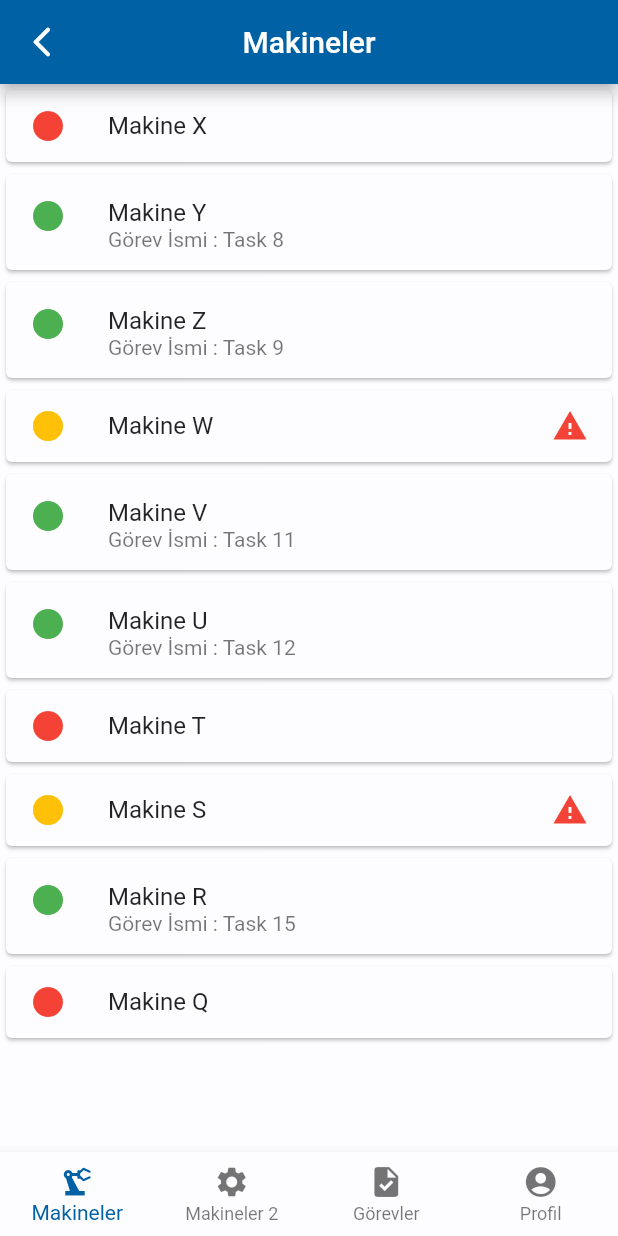
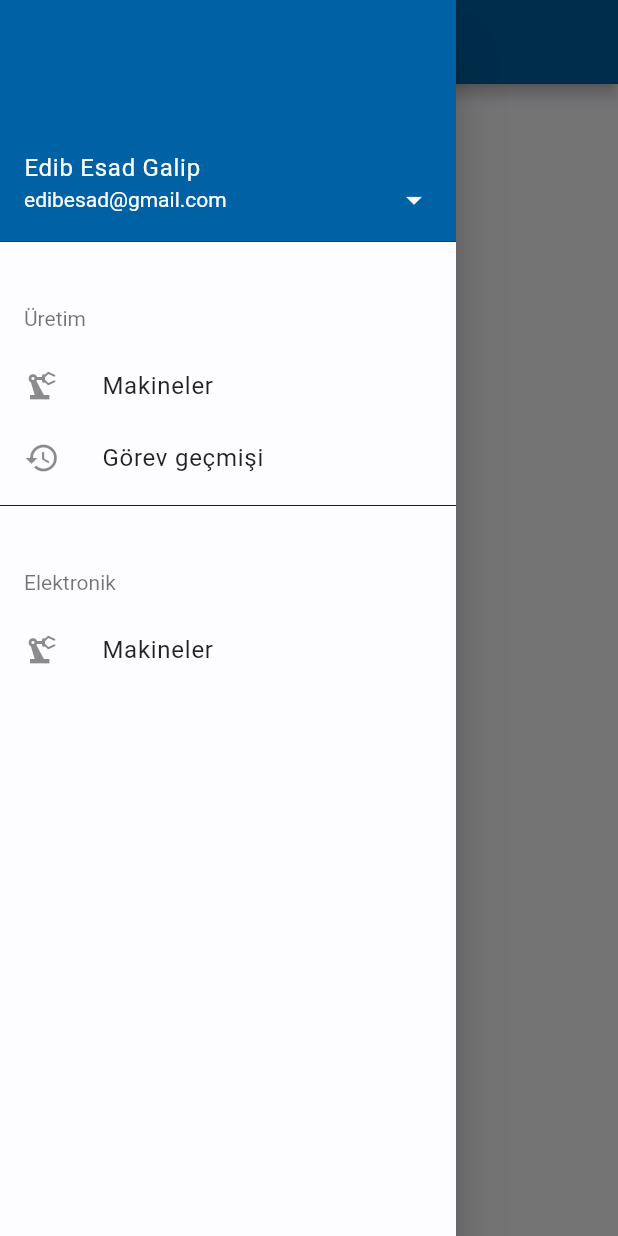
Before and after one commit to edibesad/enelsis, a Flutter app: the HomePage screen opened by its route, with the side drawer open (before the commit the screen has no drawer), on a phone screen of 412 x 824 dp. Run offline on Flutter 3.47's test engine with Material 2 defaults, Android fonts, the phone set to English and light mode, and no system bars; our stand-ins replace flutter_screenutil, get; missing offline and left inert: mobile_scanner, omni_datetime_picker; Roboto replaces fonts that are missing (.AppleSystemUIFont).

Commit message:
drawera geçildi

```diff
--- /dev/null
+++ b/lib/controller/home_controller.dart
@@ -0,0 +1,12 @@
+import 'package:flutter/material.dart';
+import 'package:get/get.dart';
+
+class HomeController extends GetxController {
+  Rx<Widget> homePage = Rx<Widget>(
+    const Center(
+      child: Text("Hoş Geldiniz!"),
+    ),
+  );
+
+  var pageTitle = "Hoşgeldiniz".obs;
+}
--- a/lib/views/home_page/home_page.dart
+++ b/lib/views/home_page/home_page.dart
@@ -1,11 +1,8 @@
+import 'package:enelsis/controller/home_controller.dart';
 import 'package:enelsis/controller/login_controller.dart';
-import 'package:enelsis/views/machines_production_page/machines_production_page.dart';
-import 'package:enelsis/views/machines_electonic_page/machines_electronic_page.dart';
-import 'package:enelsis/views/tasks_page/tasks_page.dart';
+import 'package:enelsis/views/home_page/widgets/app_drawer.dart';
 import 'package:flutter/material.dart';
 import 'package:get/get.dart';
-
-import '../profile_page/profile_page.dart';
 
 class HomePage extends StatefulWidget {
   const HomePage({super.key});
@@ -23,44 +20,15 @@ class _HomePageState extends State<HomePage> {
     loginController = Get.put(LoginController());
   }
 
-  List<Widget> pages = [
-    const MachinesProductionPage(),
-    MachinesElectronicPage(),
-    const TasksPage(),
-    const ProfilePage()
-  ];
-  List<String> titles = const [
-    "Makineler",
-    "Makineler 2",
-    "Görevler",
-    "Profil"
-  ];
   @override
   Widget build(BuildContext context) {
+    var homeController = Get.put(HomeController());
     return Scaffold(
       appBar: AppBar(
-        title: Text(titles[activeIndex]),
+        title: Obx(() => Text(homeController.pageTitle.value)),
       ),
-      body: pages[activeIndex],
-      bottomNavigationBar: BottomNavigationBar(
-          type: BottomNavigationBarType.fixed,
-          currentIndex: activeIndex,
-          onTap: (value) {
-            setState(() {
-              activeIndex = value;
-            });
-          },
-          items: const [
-            BottomNavigationBarItem(
-              label: "Makineler",
-              icon: Icon(Icons.precision_manufacturing),
-            ),
-            BottomNavigationBarItem(
-                icon: Icon(Icons.settings), label: "Makineler 2"),
-            BottomNavigationBarItem(icon: Icon(Icons.task), label: "Görevler"),
-            BottomNavigationBarItem(
-                icon: Icon(Icons.account_circle), label: "Profil"),
-          ]),
+      body: Obx(() => homeController.homePage.value),
+      drawer: const AppDrawer(),
     );
   }
 }
--- /dev/null
+++ b/lib/views/home_page/widgets/app_drawer.dart
@@ -0,0 +1,71 @@
+import 'package:enelsis/controller/home_controller.dart';
+import 'package:enelsis/views/machines_electonic_page/machines_electronic_page.dart';
+import 'package:enelsis/views/machines_production_page/machines_production_page.dart';
+import 'package:enelsis/views/profile_page/profile_page.dart';
+import 'package:enelsis/views/tasks_page/tasks_page.dart';
+import 'package:flutter/material.dart';
+import 'package:get/get.dart';
+
+class AppDrawer extends StatefulWidget {
+  const AppDrawer({super.key});
+
+  @override
+  State<AppDrawer> createState() => _AppDrawerState();
+}
+
+class _AppDrawerState extends State<AppDrawer> {
+  var homeController = Get.put(HomeController());
+
+  @override
+  Widget build(BuildContext context) {
+    List<Widget> drawerItems = [
+      const ListTile(
+        subtitle: Text("Üretim"),
+      ),
+      ListTile(
+        leading: const Icon(Icons.precision_manufacturing),
+        title: const Text("Makineler"),
+        onTap: () {
+          Get.back();
+          homeController.homePage.value = const MachinesProductionPage();
+          homeController.pageTitle.value = "Makineler";
+        },
+      ),
+      ListTile(
+        onTap: () {
+          Get.back();
+          homeController.homePage.value = const TasksPage();
+          homeController.pageTitle.value = "Görev geçmişi";
+        },
+        leading: const Icon(Icons.history),
+        title: const Text("Görev geçmişi"),
+      ),
+      const Divider(),
+      const ListTile(
+        subtitle: Text("Elektronik"),
+      ),
+      ListTile(
+        onTap: () {
+          Get.back();
+          homeController.homePage.value = MachinesElectronicPage();
+          homeController.pageTitle.value = "Makineler";
+        },
+        leading: const Icon(Icons.precision_manufacturing),
+        title: const Text("Makineler"),
+      )
+    ];
+    return Drawer(
+      child: ListView(children: [
+        UserAccountsDrawerHeader(
+            onDetailsPressed: () {
+              Get.back();
+              homeController.homePage.value = const ProfilePage();
+              homeController.pageTitle.value = "Profil";
+            },
+            accountName: const Text("Edib Esad Galip"),
+            accountEmail: const Text("edibesad@gmail.com")),
+        ...drawerItems,
+      ]),
+    );
+  }
+}
```
Also changed, not shown: 1 other file.
